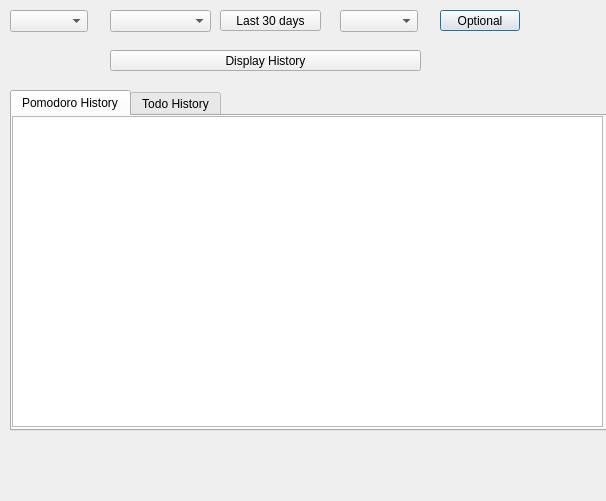
First picture: the form in src/gui/ui/history.ui, repository ravenvz/SprintTimer, before the edit.
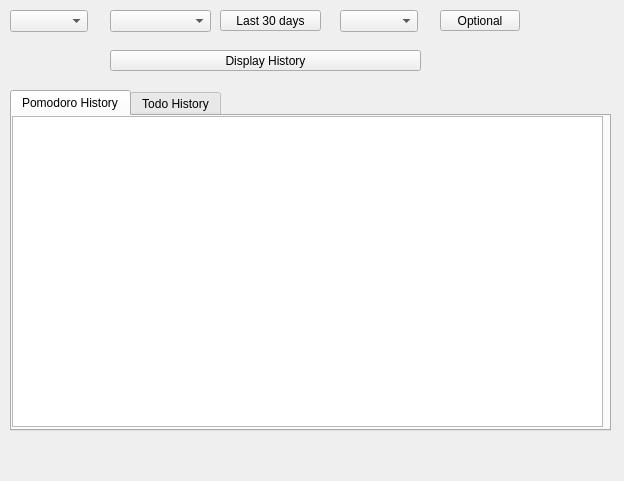
Second picture: the form after the edit.

Commit message: Change HistoryView to QWidget

What changed in the file:
```diff
--- a/src/gui/ui/history.ui
+++ b/src/gui/ui/history.ui
@@ -1,13 +1,13 @@
 <?xml version="1.0" encoding="UTF-8"?>
 <ui version="4.0">
  <class>HistoryView</class>
- <widget class="QDialog" name="HistoryView">
+ <widget class="QWidget" name="HistoryView">
   <property name="geometry">
    <rect>
     <x>0</x>
     <y>0</y>
-    <width>606</width>
-    <height>501</height>
+    <width>624</width>
+    <height>481</height>
    </rect>
   </property>
   <property name="windowTitle">
```
Left out of the diff: 80 changed lines with no effect on the pictures. The commit also changes 3 other files.
